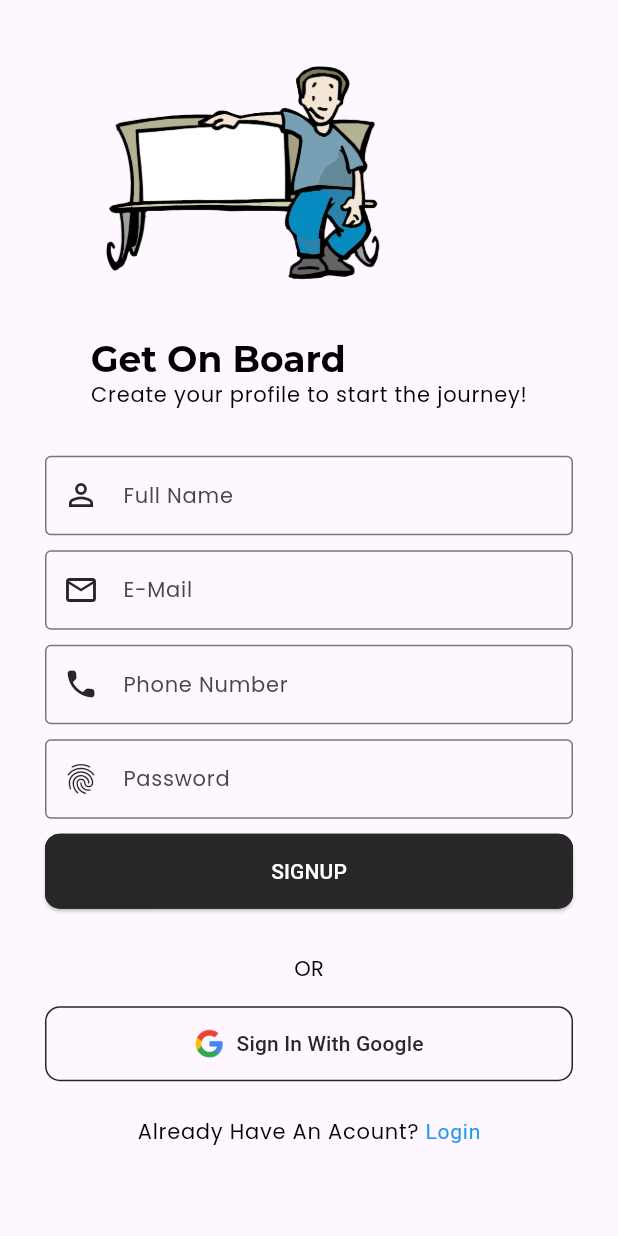
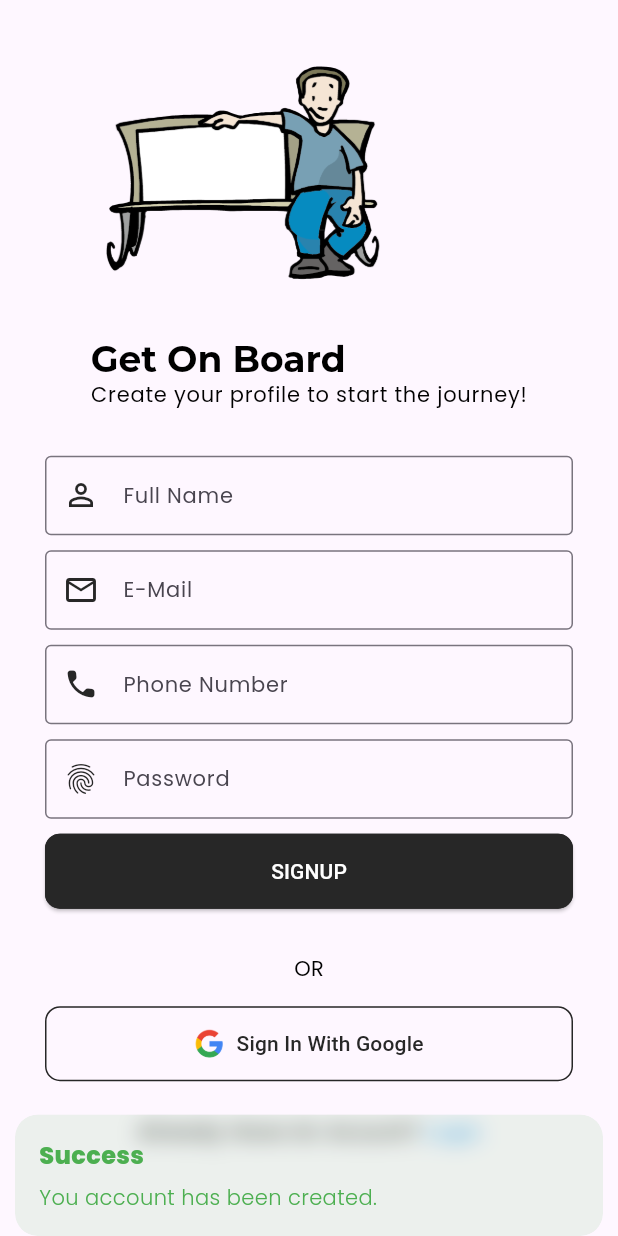
Before and after one commit to DimanthaWeerakoon/Flutter_Splash_OnBoarding_Login_SignUp, a Flutter app: the TSignUpScreen screen opened directly, after a tap on "SIGNUP", on a phone screen of 412 x 824 dp. Run offline on Flutter 3.47's test engine with Material 3 defaults, Android fonts, the phone set to English and light mode, and no system bars; our stand-ins replace cloud_firestore, firebase_auth, firebase_core, flutter_otp_text_field, get, google_fonts and 3 more; accounts and stored records are empty; network calls fail.

Commit message:
User SignUp completed with Firebase Data Saving

```diff
--- a/lib/main.dart
+++ b/lib/main.dart
@@ -7,9 +7,9 @@ import 'package:get/get.dart';
 import 'package:full_app/src/features/authentication/screens/splash_screen/splash_screen.dart';
 import 'package:full_app/src/utils/theme/theme.dart';
 
-void main() {
+void main() async {
   WidgetsFlutterBinding.ensureInitialized();
-  Firebase.initializeApp(options: DefaultFirebaseOptions.currentPlatform)
+  await Firebase.initializeApp(options: DefaultFirebaseOptions.currentPlatform)
       .then((value) => Get.put(AuthenticationRepository()));
   runApp(const App());
 }
--- a/lib/src/features/authentication/controllers/signup_controller.dart
+++ b/lib/src/features/authentication/controllers/signup_controller.dart
@@ -1,5 +1,7 @@
 import 'package:flutter/material.dart';
+import 'package:full_app/src/features/authentication/models/user_model.dart';
 import 'package:full_app/src/repository/authentication_respository/authentication_repository.dart';
+import 'package:full_app/src/repository/authentication_respository/user_repository/user_repository.dart';
 import 'package:get/get.dart';
 
  class SignUpController extends GetxController {
@@ -13,8 +15,10 @@ import 'package:get/get.dart';
   final fullName = TextEditingController();
   final phoneNo = TextEditingController();
 
+  final userRepo = Get.put(UserRepository());
+
   //Call this Function from Design & it will do the rest
-  void resgisterUser(String email, String password, String phoneNo, String fullName) {
+  void resgisterUser(String email, String password) {
     AuthenticationRepository.instance.createUserWithEmailAndPassword(email, password);
 
   }
@@ -22,4 +26,9 @@ import 'package:get/get.dart';
   void phoneAuthentication(String phoneNo) {
     AuthenticationRepository.instance.phoneAuthentication(phoneNo);
   }
+
+  Future <void> createUser(UserModel user) async {
+    await userRepo.createUser(user);
+    resgisterUser(user.email, user.password);
+  }
  }
--- /dev/null
+++ b/lib/src/features/authentication/models/user_model.dart
@@ -0,0 +1,28 @@
+
+class UserModel {
+
+  final String? id;
+  final String fullname;
+  final String email;
+  final String phoneNo;
+  final String password;
+
+  const UserModel({
+    this.id,
+    required this.fullname,
+    required this.email,
+    required this.phoneNo,
+    required this.password
+
+  });
+
+  toJson() {
+    return {
+      "Fullname" : fullname,
+      "Email" : email,
+      "Phone" : phoneNo,
+      "Password" : password
+    };
+  }
+
+}
--- a/lib/src/features/authentication/screens/profile/profile_screen.dart
+++ b/lib/src/features/authentication/screens/profile/profile_screen.dart
@@ -8,9 +8,10 @@ import 'package:full_app/src/features/authentication/screens/profile/widgets/pro
 import 'package:full_app/src/repository/authentication_respository/authentication_repository.dart';
 import 'package:line_awesome_flutter/line_awesome_flutter.dart';
 import 'package:get/get.dart';
+import 'package:provider/provider.dart';
 
 class ProfileScreen extends StatelessWidget {
-  const ProfileScreen({super.key});
+  const ProfileScreen({Key? key}) : super(key: key);
   @override
   Widget build(BuildContext context) {
     final isDarkMode = Theme.of(context).brightness == Brightness.dark;
@@ -30,7 +31,7 @@ class ProfileScreen extends StatelessWidget {
           IconButton(
             onPressed: () {},
             icon:
-                Icon(isDarkMode ? LineAwesomeIcons.sun : LineAwesomeIcons.moon),
+                Icon(isDarkMode ? LineAwesomeIcons.sun : Icons.nights_stay),
             color: tDarkColor,
           )
         ],
--- a/lib/src/features/authentication/screens/signup/widgets/signup_form_widget.dart
+++ b/lib/src/features/authentication/screens/signup/widgets/signup_form_widget.dart
@@ -2,6 +2,7 @@ import 'package:flutter/material.dart';
 import 'package:full_app/src/constants/sizes.dart';
 import 'package:full_app/src/constants/text_strings.dart';
 import 'package:full_app/src/features/authentication/controllers/signup_controller.dart';
+import 'package:full_app/src/features/authentication/models/user_model.dart';
 import 'package:full_app/src/features/authentication/screens/forget_password_screen/forget_password_otp/otp_screen.dart';
 import 'package:get/get.dart';
 
@@ -67,13 +68,22 @@ class TSignUpFormWidget extends StatelessWidget {
                 child: ElevatedButton(
                     onPressed: () {
                       if (formKey.currentState!.validate()) {
+                        ///For Phone Authentication
                         // SignUpController.instance.phoneAuthentication(controller.phoneNo.text.trim());
                         // Get.to(() => const TOTPScreen());
-                        SignUpController.instance.resgisterUser(
-                            controller.email.text.trim(),
-                            controller.password.text.trim(),
-                            controller.phoneNo.text.trim(),
-                            controller.fullName.text.trim());
+
+                        ///For Email & Password Authetication
+                        // SignUpController.instance.resgisterUser(
+                        //     controller.email.text.trim(),
+                        //     controller.password.text.trim());
+
+                        final user = UserModel(
+                          fullname: controller.fullName.text.trim(),
+                          email: controller.email.text.trim(),
+                          phoneNo: controller.phoneNo.text.trim(),
+                          password: controller.password.text.trim()
+                        );
+                        SignUpController.instance.createUser(user);
                       }
                     },
                     child: Text(tSignUp.toUpperCase())),
--- /dev/null
+++ b/lib/src/repository/authentication_respository/user_repository/user_repository.dart
@@ -0,0 +1,31 @@
+import 'package:cloud_firestore/cloud_firestore.dart';
+import 'package:flutter/material.dart';
+import 'package:full_app/src/features/authentication/models/user_model.dart';
+import 'package:get/get.dart';
+
+class UserRepository extends GetxController {
+  static UserRepository get instance => Get.find();
+
+  final _db = FirebaseFirestore.instance;
+
+  createUser(UserModel user) async {
+    try {
+    await _db.collection("Users").add(user.toJson());
+    Get.snackbar(
+      "Success",
+      "You account has been created.",
+      snackPosition: SnackPosition.BOTTOM,
+      backgroundColor: Colors.green.withOpacity(0.1),
+      colorText: Colors.green);
+      } catch (error) {
+        Get.snackbar(
+          "Error",
+          "Something went wrong. Try again",
+          snackPosition: SnackPosition.BOTTOM,
+          backgroundColor: Colors.red.withOpacity(0.1),
+          colorText: Colors.red);
+        print(error.toString());
+      }
+  }
+
+}
--- a/pubspec.yaml
+++ b/pubspec.yaml
@@ -40,6 +40,7 @@ dependencies:
   flutter_otp_text_field: ^1.1.0+2
   firebase_core: ^2.24.0
   firebase_auth: ^4.15.0
+  cloud_firestore: ^4.13.3
 
 
 dev_dependencies:
```
Also changed, not shown: pubspec.lock, 4 other files.
